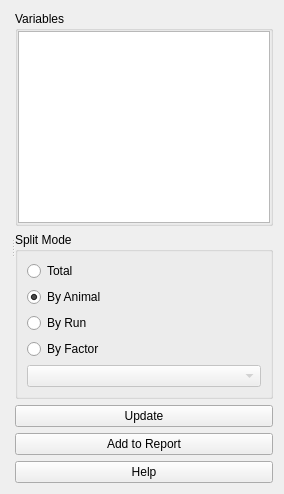
The window that tse_analytics/views/analysis/matrixplot/matrixplot_widget.ui (TSE-Systems/tse-analytics) describes before a commit, drawn with Qt 5.
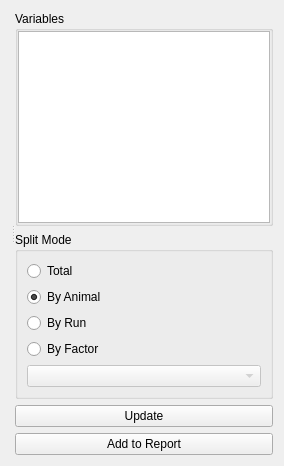
The same window after the commit. Icons and pictures are not drawn. Custom widgets are drawn as their Qt base class.

Diff of the .ui file:
```diff
--- a/tse_analytics/views/analysis/matrixplot/matrixplot_widget.ui
+++ b/tse_analytics/views/analysis/matrixplot/matrixplot_widget.ui
@@ -107,17 +107,6 @@
          </property>
         </widget>
        </item>
-       <item>
-        <widget class="QPushButton" name="pushButtonHelp">
-         <property name="text">
-          <string>Help</string>
-         </property>
-         <property name="icon">
-          <iconset resource="../../../../resources/resources.qrc">
-           <normaloff>:/icons/icons8-help-16.png</normaloff>:/icons/icons8-help-16.png</iconset>
-         </property>
-        </widget>
-       </item>
       </layout>
      </widget>
     </widget>
```
